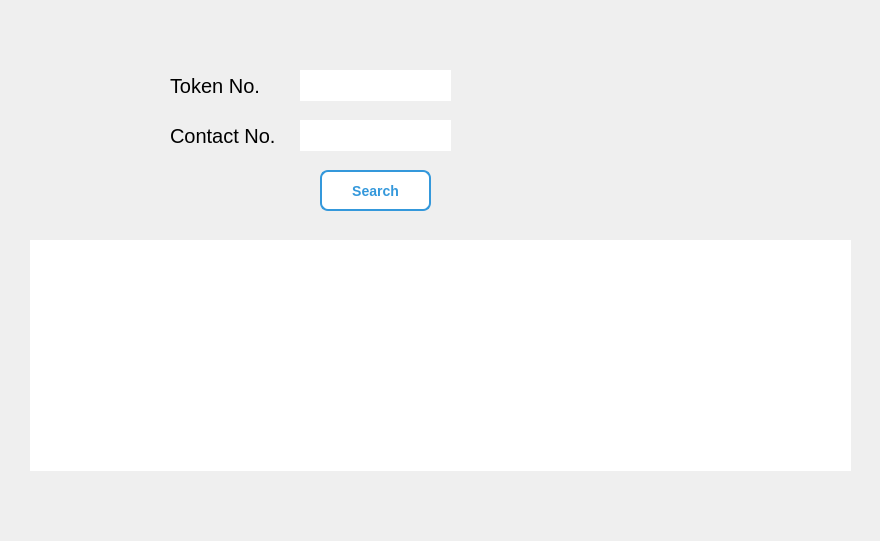
This is records.ui in nischalg8/Qt-Doctor-Appointment-System as Qt 5 draws it before an edit. The edited form follows.
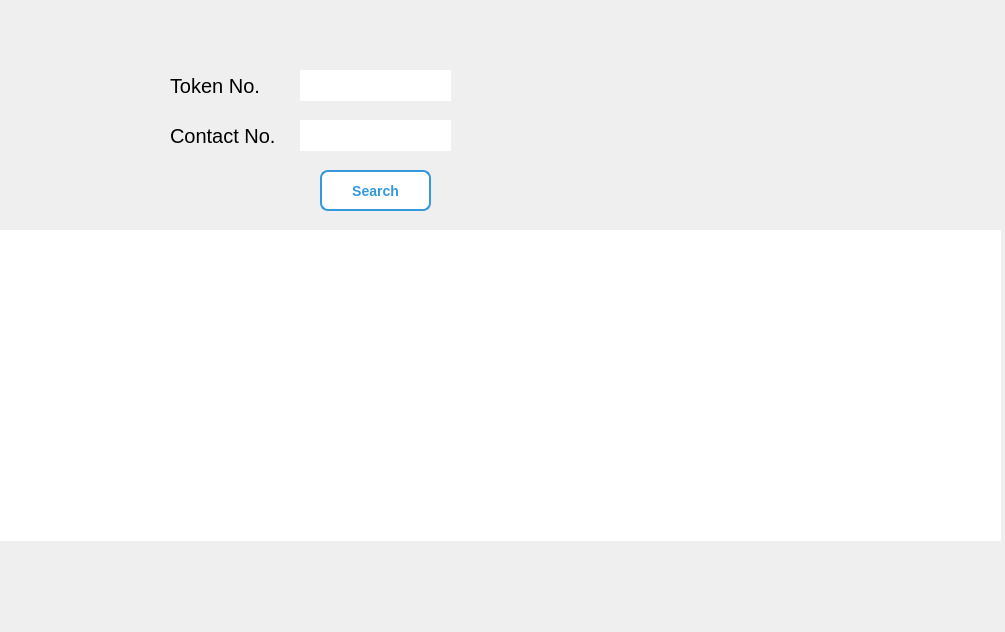
This is the edited form.

What changed in the file:
```diff
--- a/records.ui
+++ b/records.ui
@@ -9,8 +9,8 @@
    <rect>
     <x>0</x>
     <y>0</y>
-    <width>880</width>
-    <height>541</height>
+    <width>1005</width>
+    <height>632</height>
    </rect>
   </property>
   <property name="windowTitle">
@@ -19,10 +19,10 @@
   <widget class="QTableView" name="tableView">
    <property name="geometry">
     <rect>
-     <x>30</x>
-     <y>240</y>
-     <width>821</width>
-     <height>231</height>
+     <x>0</x>
+     <y>230</y>
+     <width>1001</width>
+     <height>311</height>
     </rect>
    </property>
    <property name="styleSheet">
@@ -32,8 +32,8 @@
   <widget class="QLabel" name="lblinfo">
    <property name="geometry">
     <rect>
-     <x>180</x>
-     <y>490</y>
+     <x>250</x>
+     <y>560</y>
      <width>491</width>
      <height>31</height>
     </rect>
```
Left out of the diff: 30 changed lines with no effect on the pictures.
